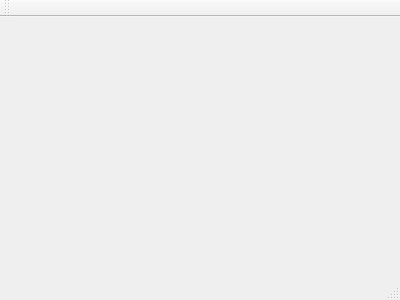
This is WoWdbcViewer/mainwindow.ui in Gagaro/WoWdbcViewer as Qt 5 draws it before an edit. The edited form follows.
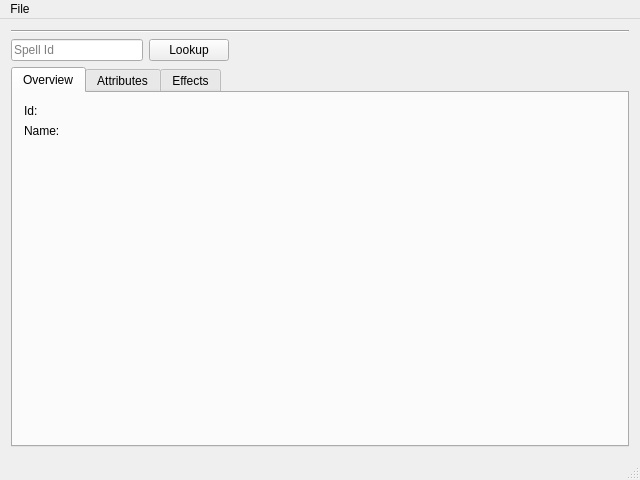
This is the edited form. The open tabs and pages were chosen to show the change.

Commit message: Set up basic ui. Add connectors and implements load bdc and lookup spell (not functioning yet).

```diff
--- a/WoWdbcViewer/mainwindow.ui
+++ b/WoWdbcViewer/mainwindow.ui
@@ -6,31 +6,133 @@
    <rect>
     <x>0</x>
     <y>0</y>
-    <width>400</width>
-    <height>300</height>
+    <width>640</width>
+    <height>480</height>
    </rect>
   </property>
   <property name="windowTitle">
    <string>MainWindow</string>
   </property>
-  <widget class="QWidget" name="centralWidget"/>
+  <widget class="QWidget" name="centralWidget">
+   <property name="enabled">
+    <bool>true</bool>
+   </property>
+   <property name="layoutDirection">
+    <enum>Qt::LeftToRight</enum>
+   </property>
+   <layout class="QVBoxLayout" name="verticalLayout">
+    <item>
+     <widget class="Line" name="line">
+      <property name="orientation">
+       <enum>Qt::Horizontal</enum>
+      </property>
+     </widget>
+    </item>
+    <item>
+     <layout class="QHBoxLayout" name="layoutInput">
+      <item>
+       <widget class="QLineEdit" name="inputId">
+        <property name="placeholderText">
+         <string>Spell Id</string>
+        </property>
+       </widget>
+      </item>
+      <item>
+       <widget class="QPushButton" name="buttonId">
+        <property name="text">
+         <string>Lookup</string>
+        </property>
+       </widget>
+      </item>
+      <item>
+       <spacer name="horizontalSpacer">
+        <property name="orientation">
+         <enum>Qt::Horizontal</enum>
+        </property>
+        <property name="sizeHint" stdset="0">
+         <size>
+          <width>400</width>
+          <height>20</height>
+         </size>
+        </property>
+       </spacer>
+      </item>
+     </layout>
+    </item>
+    <item>
+     <layout class="QHBoxLayout" name="layoutSpell">
+      <item>
+       <widget class="QTabWidget" name="tabSpell">
+        <property name="currentIndex">
+         <number>1</number>
+        </property>
+        <widget class="QWidget" name="tabOverview">
+         <attribute name="title">
+          <string>Overview</string>
+         </attribute>
+         <layout class="QVBoxLayout" name="verticalLayout_2">
+          <item>
+           <widget class="QLabel" name="spellOverviewId">
+            <property name="text">
+             <string>Id: </string>
+            </property>
+           </widget>
+          </item>
+          <item>
+           <widget class="QLabel" name="spellOverviewName">
+            <property name="text">
+             <string>Name: </string>
+            </property>
+           </widget>
+          </item>
+          <item>
+           <spacer name="verticalSpacer">
+            <property name="orientation">
+             <enum>Qt::Vertical</enum>
+            </property>
+            <property name="sizeHint" stdset="0">
+             <size>
+              <width>20</width>
+              <height>40</height>
+             </size>
+            </property>
+           </spacer>
+          </item>
+         </layout>
+        </widget>
+        <widget class="QWidget" name="tabAttributes">
+         <attribute name="title">
+          <string>Attributes</string>
+         </attribute>
+         <layout class="QVBoxLayout" name="verticalLayout_3"/>
+        </widget>
+        <widget class="QWidget" name="tab">
+         <attribute name="title">
+          <string>Effects</string>
+         </attribute>
+        </widget>
+       </widget>
+      </item>
+     </layout>
+    </item>
+   </layout>
+  </widget>
   <widget class="QMenuBar" name="menuBar">
    <property name="geometry">
     <rect>
      <x>0</x>
      <y>0</y>
-     <width>400</width>
+     <width>640</width>
      <height>29</height>
     </rect>
    </property>
-  </widget>
-  <widget class="QToolBar" name="mainToolBar">
-   <attribute name="toolBarArea">
-    <enum>TopToolBarArea</enum>
-   </attribute>
-   <attribute name="toolBarBreak">
-    <bool>false</bool>
-   </attribute>
+   <widget class="QMenu" name="menuFile">
+    <property name="title">
+     <string>File</string>
+    </property>
+    <addaction name="actionLoad_dbc"/>
+   </widget>
+   <addaction name="menuFile"/>
   </widget>
   <widget class="QStatusBar" name="statusBar"/>
  </widget>
```
Left out of the diff: 7 changed lines with no effect on the pictures. The commit also changes 8 other files.
